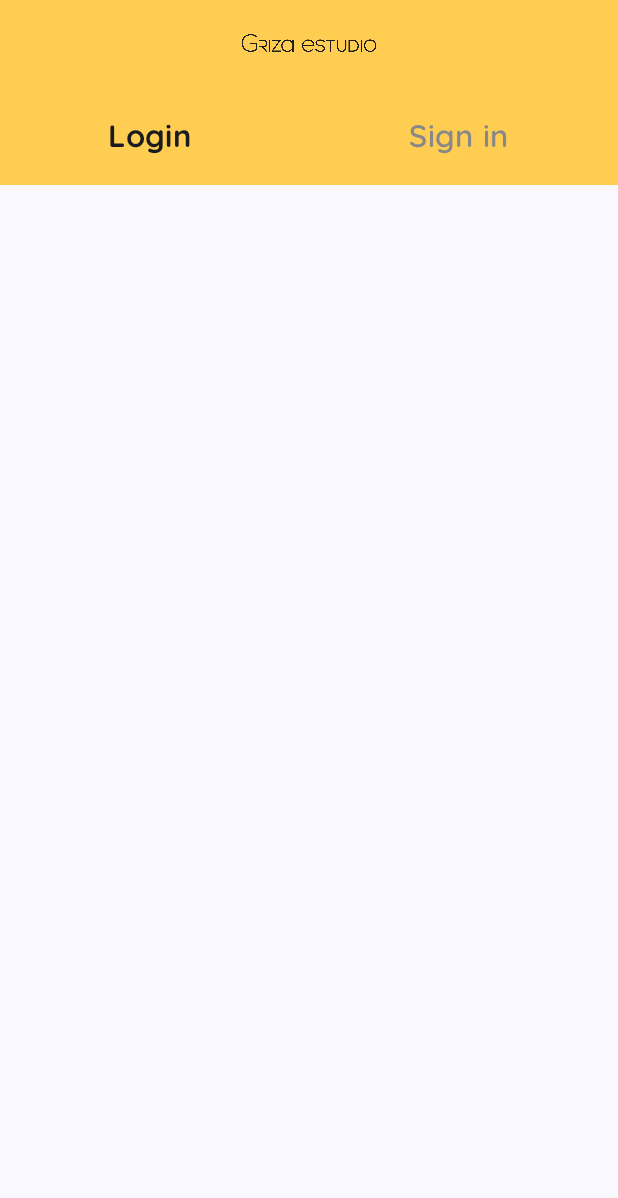
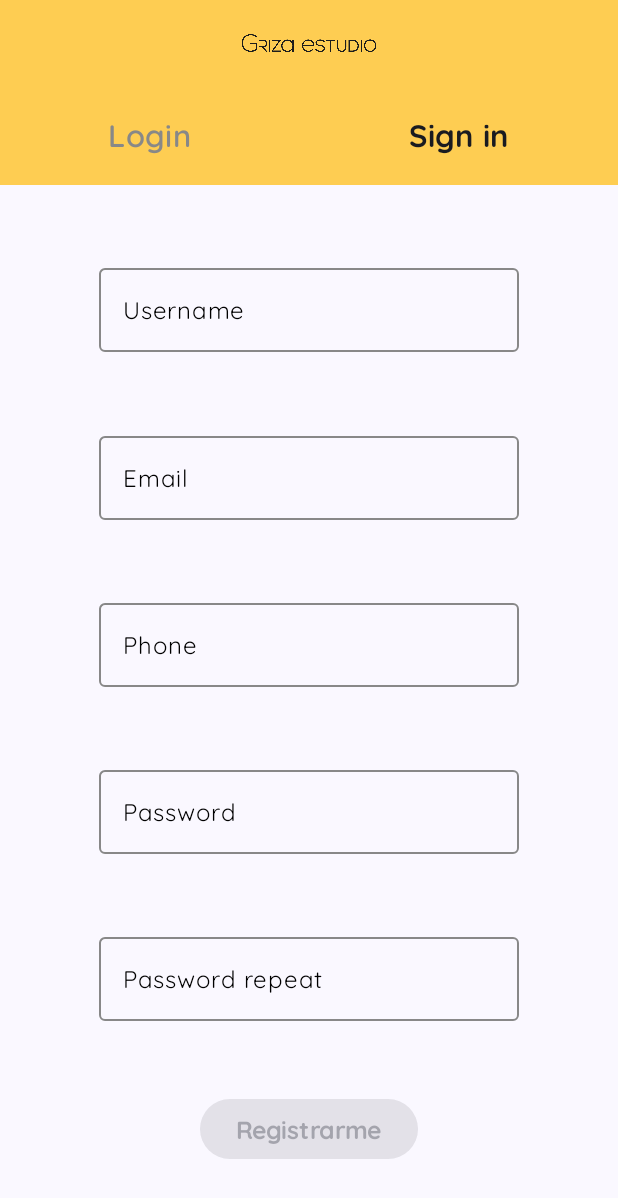
Before and after one commit to sdelalvDeveloper/app_android_griza, an Android app built with Jetpack Compose: the screen it shows after launch (MainActivity), on a phone screen of 412 x 824 dp. Shown: the top 1198 px of the screen. Run offline under Robolectric (Android 15) with nearby library versions, the phone set to English and light mode, and no system bars.

Commit message:
ui logi y signup

```diff
--- a/app/src/main/java/com/sebasdelalv/proyecto_griza/MainActivity.kt
+++ b/app/src/main/java/com/sebasdelalv/proyecto_griza/MainActivity.kt
@@ -4,7 +4,10 @@ import android.os.Bundle
 import androidx.activity.ComponentActivity
 import androidx.activity.compose.setContent
 import androidx.activity.enableEdgeToEdge
+import androidx.lifecycle.viewmodel.compose.viewModel
 import com.sebasdelalv.proyecto_griza.core.navigation.NavigationWrapper
+import com.sebasdelalv.proyecto_griza.ui.screens.login.LoginViewModel
+import com.sebasdelalv.proyecto_griza.ui.screens.signin.SignupViewModel
 import com.sebasdelalv.proyecto_griza.ui.theme.Proyecto_grizaTheme
 
 class MainActivity : ComponentActivity() {
@@ -13,7 +16,9 @@ class MainActivity : ComponentActivity() {
         enableEdgeToEdge()
         setContent {
             Proyecto_grizaTheme {
-                NavigationWrapper()
+                val loginViewModel: LoginViewModel = viewModel()
+                val signupViewModel: SignupViewModel = viewModel()
+                NavigationWrapper(loginViewModel, signupViewModel)
             }
         }
     }
--- a/app/src/main/java/com/sebasdelalv/proyecto_griza/core/navigation/NavigationWrapper.kt
+++ b/app/src/main/java/com/sebasdelalv/proyecto_griza/core/navigation/NavigationWrapper.kt
@@ -5,18 +5,25 @@ import androidx.navigation.compose.NavHost
 import androidx.navigation.compose.composable
 import androidx.navigation.compose.rememberNavController
 import com.sebasdelalv.proyecto_griza.ui.screens.CoverScreen
-import com.sebasdelalv.proyecto_griza.ui.screens.LoginScreen
+import com.sebasdelalv.proyecto_griza.ui.screens.login.LoginScreen
+import com.sebasdelalv.proyecto_griza.ui.screens.login.LoginViewModel
+import com.sebasdelalv.proyecto_griza.ui.screens.signin.SignupScreen
+import com.sebasdelalv.proyecto_griza.ui.screens.signin.SignupViewModel
 
 @Composable
-fun NavigationWrapper() {
+fun NavigationWrapper(loginViewModel: LoginViewModel, signupViewModel: SignupViewModel) {
     val navController = rememberNavController()
-    NavHost(navController = navController, startDestination = Login){
+    NavHost(navController = navController, startDestination = SignUp){
         composable<Cover>{
             CoverScreen { navController.navigate(Login) }
         }
 
         composable<Login>{
-            LoginScreen()
+            LoginScreen(loginViewModel)
+        }
+
+        composable<SignUp> {
+            SignupScreen(signupViewModel)
         }
     }
 }
--- a/app/src/main/java/com/sebasdelalv/proyecto_griza/core/navigation/Screens.kt
+++ b/app/src/main/java/com/sebasdelalv/proyecto_griza/core/navigation/Screens.kt
@@ -8,3 +8,6 @@ object Cover
 
 @Serializable
 object Login
+
+@Serializable
+object SignUp
--- /dev/null
+++ b/app/src/main/java/com/sebasdelalv/proyecto_griza/ui/screens/login/LoginViewModel.kt
@@ -0,0 +1,43 @@
+package com.sebasdelalv.proyecto_griza.ui.screens.login
+
+import androidx.lifecycle.ViewModel
+import androidx.lifecycle.viewModelScope
+import kotlinx.coroutines.flow.MutableStateFlow
+import kotlinx.coroutines.flow.SharingStarted
+import kotlinx.coroutines.flow.StateFlow
+import kotlinx.coroutines.flow.combine
+import kotlinx.coroutines.flow.stateIn
+
+class LoginViewModel: ViewModel() {
+
+    // Estado del nombre de usuario
+    private val _username = MutableStateFlow("")
+    val username: StateFlow<String> = _username
+
+    // Estado de la contraseña
+    private val _password = MutableStateFlow("")
+    val password: StateFlow<String> = _password
+
+    // Estado del botón: true si ambos campos están rellenos
+    val isButtonEnabled: StateFlow<Boolean> = combine(_username, _password) { user, pass ->
+        user.isNotBlank() && pass.isNotBlank()
+    }.stateIn(
+        scope = viewModelScope,
+        started = SharingStarted.WhileSubscribed(5000),
+        initialValue = false
+    )
+
+    // Métodos para actualizar el estado
+    fun onUsernameChanged(value: String) {
+        _username.value = value
+    }
+
+    fun onPasswordChanged(value: String) {
+        _password.value = value
+    }
+
+    // Aquí podrías añadir una función login()
+    fun onLoginClick() {
+        // Lógica de login (llamar a un UseCase, etc.)
+    }
+}
--- /dev/null
+++ b/app/src/main/java/com/sebasdelalv/proyecto_griza/ui/screens/signin/SignupScreen.kt
@@ -0,0 +1,119 @@
+package com.sebasdelalv.proyecto_griza.ui.screens.signin
+
+import androidx.compose.foundation.Image
+import androidx.compose.foundation.background
+import androidx.compose.foundation.layout.Arrangement
+import androidx.compose.foundation.layout.Column
+import androidx.compose.foundation.layout.Row
+import androidx.compose.foundation.layout.Spacer
+import androidx.compose.foundation.layout.fillMaxHeight
+import androidx.compose.foundation.layout.fillMaxSize
+import androidx.compose.foundation.layout.fillMaxWidth
+import androidx.compose.foundation.layout.padding
+import androidx.compose.material3.Button
+import androidx.compose.material3.ButtonDefaults
+import androidx.compose.material3.Scaffold
+import androidx.compose.material3.Text
+import androidx.compose.runtime.Composable
+import androidx.compose.runtime.collectAsState
+import androidx.compose.runtime.getValue
+import androidx.compose.ui.Alignment
+import androidx.compose.ui.Modifier
+import androidx.compose.ui.graphics.Color
+import androidx.compose.ui.layout.ContentScale
+import androidx.compose.ui.platform.LocalConfiguration
+import androidx.compose.ui.platform.testTag
+import androidx.compose.ui.res.painterResource
+import androidx.compose.ui.text.font.FontWeight
+import androidx.compose.ui.unit.sp
+import com.sebasdelalv.proyecto_griza.R
+import com.sebasdelalv.proyecto_griza.ui.theme.Principal
+import com.sebasdelalv.proyecto_griza.ui.theme.Quicksand
+import com.sebasdelalv.proyecto_griza.utils.TextInput
+
+@Composable
+fun SignupScreen(viewModel: SignupViewModel) {
+    val screenWidth = LocalConfiguration.current.screenWidthDp
+    val username by viewModel.username.collectAsState()
+    val email by viewModel.email.collectAsState()
+    val phone by viewModel.phone.collectAsState()
+    val password by viewModel.password.collectAsState()
+    val passwordRepeat by viewModel.passwordRepeat.collectAsState()
+    val enabledButton by viewModel.isButtonEnabled.collectAsState()
+
+    Scaffold(modifier = Modifier.fillMaxSize()) { innerPadding ->
+        Column(
+            modifier = Modifier
+                .padding(innerPadding)
+                .fillMaxSize()
+        ) {
+            Column(
+                modifier = Modifier
+                    .fillMaxWidth()
+                    .fillMaxHeight(0.15f)
+                    .background(Principal),
+                verticalArrangement = Arrangement.SpaceAround,
+                horizontalAlignment = Alignment.CenterHorizontally
+            ) {
+                Image(
+                    painter = painterResource(id = R.drawable.griza_negro_sin_fondo),
+                    contentDescription = "Logo griza estudio",
+                    contentScale = ContentScale.Fit,
+                    modifier = Modifier
+                        .fillMaxWidth(0.45f)
+                        .fillMaxHeight(0.15f)
+                )
+                Row(
+                    modifier = Modifier.fillMaxWidth(),
+                    horizontalArrangement = Arrangement.SpaceAround
+                ) {
+
+                    Text(
+                        text = "Login",
+                        fontFamily = Quicksand,
+                        fontWeight = FontWeight.SemiBold,
+                        fontSize = (screenWidth * 0.05f).sp,
+                        color = Color.Gray
+                    )
+                    Text(
+                        text = "Sign in",
+                        fontFamily = Quicksand,
+                        fontWeight = FontWeight.Bold,
+                        fontSize = (screenWidth * 0.05f).sp
+                    )
+                }
+            }
+            Column(
+                modifier = Modifier
+                    .fillMaxWidth()
+                    .fillMaxHeight(1f),
+                verticalArrangement = Arrangement.SpaceEvenly,
+                horizontalAlignment = Alignment.CenterHorizontally
+            ) {
+                TextInput(username, "Username") { viewModel.onUsernameChanged(it)}
+                TextInput(email, "Email") { viewModel.onEmailChanged(it) }
+                TextInput(phone, "Phone") { viewModel.onPhoneChanged(it) }
+                TextInput(password, "Password") { viewModel.onPasswordChanged(it) }
+                TextInput(passwordRepeat, "Password repeat") { viewModel.onPasswordRepeatChanged(it) }
+
+                Button(
+                    onClick = {  },
+                    modifier = Modifier.testTag("buttonRegister"),
+                    enabled = enabledButton,
+                    colors = ButtonDefaults.buttonColors(
+                        containerColor = if (enabledButton) Principal else Color.LightGray,
+                        contentColor = Color.Black,
+
+                    )
+                ) {
+                    Text(
+                        text = "Registrarme",
+                        fontFamily = Quicksand,
+                        fontWeight = FontWeight.Bold,
+                        fontSize = (screenWidth * 0.04f).sp
+                    )
+                }
+            }
+        }
+    }
+}
--- /dev/null
+++ b/app/src/main/java/com/sebasdelalv/proyecto_griza/ui/screens/signin/SignupViewModel.kt
@@ -0,0 +1,68 @@
+package com.sebasdelalv.proyecto_griza.ui.screens.signin
+
+import androidx.lifecycle.ViewModel
+import kotlinx.coroutines.flow.MutableStateFlow
+import kotlinx.coroutines.flow.StateFlow
+
+class SignupViewModel: ViewModel() {
+    // Variables para almacenar los valores de los campos
+    private val _username = MutableStateFlow("")
+    val username: StateFlow<String> = _username
+
+    private val _email = MutableStateFlow("")
+    val email: StateFlow<String> = _email
+
+    private val _phone = MutableStateFlow("")
+    val phone: StateFlow<String> = _phone
+
+    private val _password = MutableStateFlow("")
+    val password: StateFlow<String> = _password
+
+    private val _passwordRepeat = MutableStateFlow("")
+    val passwordRepeat: StateFlow<String> = _passwordRepeat
+
+    // Variable para manejar la habilitación del botón
+    private val _isButtonEnabled = MutableStateFlow(false)
+    val isButtonEnabled: StateFlow<Boolean> = _isButtonEnabled
+
+    // Función que actualiza el nombre de usuario
+    fun onUsernameChanged(newUsername: String) {
+        _username.value = newUsername
+        updateButtonState()
+    }
+
+    // Función que actualiza el email
+    fun onEmailChanged(newEmail: String) {
+        _email.value = newEmail
+        updateButtonState()
+    }
+
+    // Función que actualiza el teléfono
+    fun onPhoneChanged(newPhone: String) {
+        _phone.value = newPhone
+        updateButtonState()
+    }
+
+    // Función que actualiza la contraseña
+    fun onPasswordChanged(newPassword: String) {
+        _password.value = newPassword
+        updateButtonState()
+    }
+
+    // Función que actualiza la repetición de la contraseña
+    fun onPasswordRepeatChanged(newPasswordRepeat: String) {
+        _passwordRepeat.value = newPasswordRepeat
+        updateButtonState()
+    }
+
+    // Función que actualiza el estado del botón
+    private fun updateButtonState() {
+        // El botón se habilita si todos los campos tienen texto y las contraseñas coinciden
+        _isButtonEnabled.value = _username.value.isNotEmpty() &&
+                _email.value.isNotEmpty() &&
+                _phone.value.isNotEmpty() &&
+                _password.value.isNotEmpty() &&
+                _passwordRepeat.value.isNotEmpty() &&
+                _password.value == _passwordRepeat.value
+    }
+}
--- /dev/null
+++ b/app/src/main/java/com/sebasdelalv/proyecto_griza/utils/TextInput.kt
@@ -0,0 +1,25 @@
+package com.sebasdelalv.proyecto_griza.utils
+
+import androidx.compose.material3.OutlinedTextField
+import androidx.compose.material3.OutlinedTextFieldDefaults
+import androidx.compose.material3.Text
+import androidx.compose.runtime.Composable
+import androidx.compose.ui.graphics.Color
+
+@Composable
+fun TextInput(value: String, label: String, onValueChange:(String)-> Unit) {
+    OutlinedTextField(
+        value = value,
+        onValueChange = onValueChange,
+        label = { Text(
+            text= label,
+            color = Color.Black
+        ) },
+        colors = OutlinedTextFieldDefaults.colors(
+            focusedBorderColor = Color.Black,
+            unfocusedBorderColor = Color.Gray,
+            cursorColor = Color.Gray
+        ),
+        singleLine = true
+    )
+}
```
Also changed, not shown: app/src/main/java/com/sebasdelalv/proyecto_griza/ui/screens/login/LoginScreen.kt (renamed from app/src/main/java/com/sebasdelalv/proyecto_griza/ui/screens/LoginScreen.kt, +46 -5 lines).
